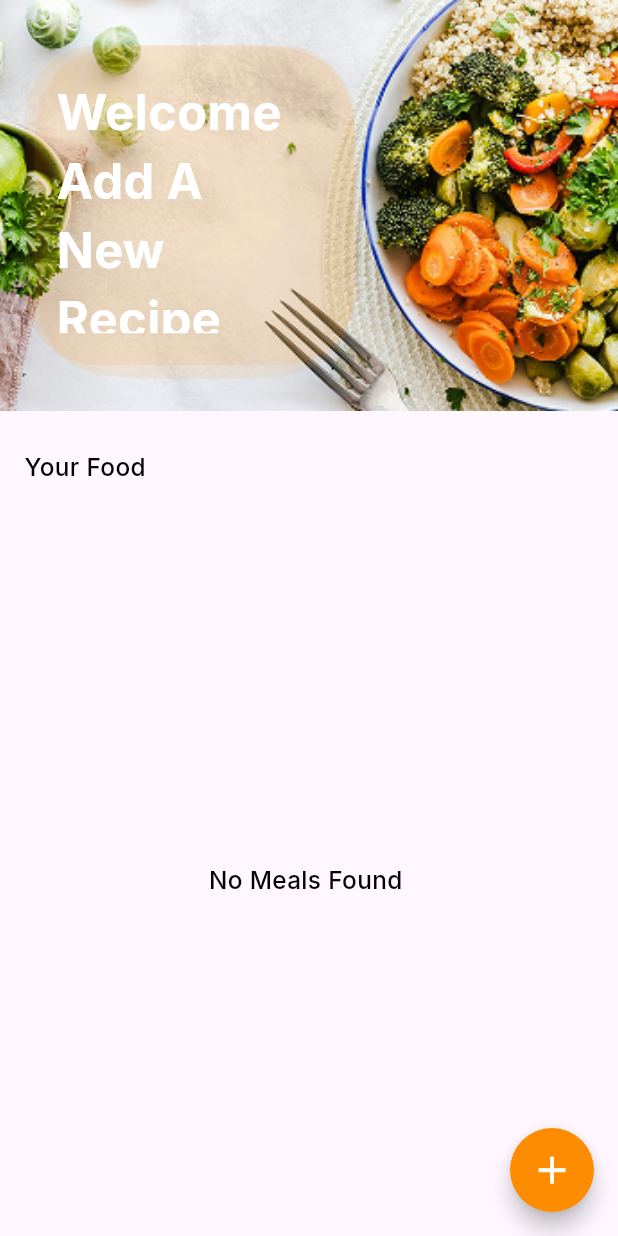
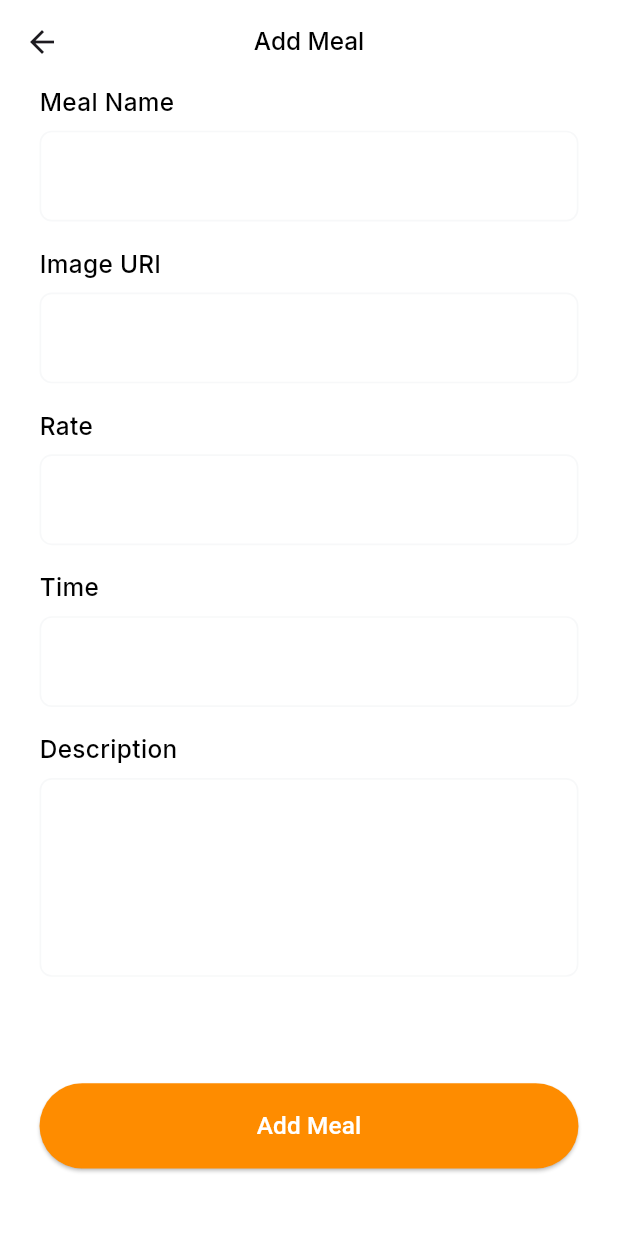
Before and after one commit to OmarKhaled00e/meals_app, a Flutter app: the HomeScreen screen opened by its route, after a tap on the "add" icon, on a phone screen of 412 x 824 dp. Run offline on Flutter 3.47's test engine with Material 3 defaults, Android fonts, the phone set to English and light mode, and no system bars; our stand-ins replace cached_network_image, carousel_slider, dots_indicator, flutter_screenutil, google_fonts, shared_preferences and 1 more; accounts and stored records are empty.

```diff
--- a/lib/core/helper_functions/on_generate_routes.dart
+++ b/lib/core/helper_functions/on_generate_routes.dart
@@ -1,5 +1,8 @@
 import 'package:flutter/material.dart';
+import 'package:meals_app/features/add_meal_screen/add_meal_screen.dart';
+import 'package:meals_app/features/home/data/models/meal_model.dart';
 import 'package:meals_app/features/home/home_screen.dart';
+import 'package:meals_app/features/meal_details_screen/meal_details_screen.dart';
 import 'package:meals_app/features/onboarding/on_boarding_screen.dart';
 
 Route<dynamic> onGenerateRoute(RouteSettings settings){
@@ -8,6 +11,17 @@ Route<dynamic> onGenerateRoute(RouteSettings settings){
     case OnBoardingScreen.routeName:
       return MaterialPageRoute(
         builder: (context) => const OnBoardingScreen(),
+      );
+    case MealDetailsScreen.routeName:
+      return MaterialPageRoute(
+        builder: (context) {
+          final meal = settings.arguments as MealModel;
+          return MealDetailsScreen(meal: meal);
+        }
+      );
+    case AddMealScreen.routeName:
+      return MaterialPageRoute(
+        builder: (context) => const AddMealScreen(),
       );
     case HomeScreen.routeName:
       return MaterialPageRoute(
--- a/lib/core/styles/app_text_styles.dart
+++ b/lib/core/styles/app_text_styles.dart
@@ -34,4 +34,9 @@ class TextStyles {
     fontWeight: FontWeight.w400,
     color: Color(0XFF878787),
   );
+  static TextStyle black24SemiBold = GoogleFonts.inter(
+    fontSize: 24.sp,
+    fontWeight: FontWeight.w600,
+    color: Color(0XFF101010),
+  );
 }
--- a/lib/core/widgets/custom_text_field.dart
+++ b/lib/core/widgets/custom_text_field.dart
@@ -8,7 +8,8 @@ class CustomTextField extends StatelessWidget {
     super.key,
     this.hintText,
     this.suffixIcon,
-    this.width, this.isPassword, this.controller, this.validator,
+    this.maxLines,
+    this.width, this.isPassword, this.controller, this.validator, this.keyboardInputType,
   });
   final String? hintText;
   final double? width;
@@ -16,11 +17,15 @@ class CustomTextField extends StatelessWidget {
   final bool? isPassword;
   final TextEditingController? controller;
   final String? Function(String?)? validator;
+  final TextInputType? keyboardInputType;
+  final int? maxLines;
   @override
   Widget build(BuildContext context) {
     return SizedBox(
       width: width ?? 331.w,
       child: TextFormField(
+        maxLines: maxLines ?? 1,
+        keyboardType: keyboardInputType ?? TextInputType.text,
         controller: controller,
         validator: validator,
         obscureText: isPassword ?? false,
@@ -54,7 +59,7 @@ class CustomTextField extends StatelessWidget {
             borderSide: BorderSide(color: Colors.red, width: 1.w),
           ),
           filled: true,
-          fillColor: Color(0xFFE8ECF4),
+          fillColor:Colors.white,
           suffixIcon: suffixIcon,
         ),
       ),
--- /dev/null
+++ b/lib/features/add_meal_screen/add_meal_screen.dart
@@ -0,0 +1,154 @@
+import 'package:flutter/material.dart';
+import 'package:flutter_screenutil/flutter_screenutil.dart';
+import 'package:meals_app/core/styles/app_colors.dart';
+import 'package:meals_app/core/styles/app_text_styles.dart';
+import 'package:meals_app/core/widgets/custom_button.dart';
+import 'package:meals_app/core/widgets/custom_text_field.dart';
+import 'package:meals_app/features/home/data/db_helper/db_helper.dart';
+import 'package:meals_app/features/home/data/models/meal_model.dart';
+import 'package:meals_app/features/home/home_screen.dart';
+
+class AddMealScreen extends StatefulWidget {
+  const AddMealScreen({super.key});
+  static const routeName = 'AddMealScreen';
+  @override
+  State<AddMealScreen> createState() => _AddMealScreenState();
+}
+
+class _AddMealScreenState extends State<AddMealScreen> {
+  final GlobalKey<FormState> fromKey = GlobalKey<FormState>();
+  TextEditingController mealNameController = TextEditingController();
+  TextEditingController imageUrlController = TextEditingController();
+  TextEditingController rateController = TextEditingController();
+  TextEditingController descriptionController = TextEditingController();
+  TextEditingController timeController = TextEditingController();
+  DbHelper dbHelper = DbHelper.instance;
+  bool isLoading = false;
+  @override
+  Widget build(BuildContext context) {
+    return Scaffold(
+      backgroundColor: Colors.white,
+      appBar: AppBar(
+        centerTitle: true,
+        backgroundColor: Colors.white,
+        title: Text('Add Meal', style: TextStyles.black16Madium),
+      ),
+      body: SingleChildScrollView(
+        child: Padding(
+          padding: EdgeInsets.symmetric(horizontal: 24.w),
+          child: Form(
+            key: fromKey,
+            child: isLoading
+                ? SizedBox(
+                    width: double.infinity,
+                    height: MediaQuery.of(context).size.height,
+                    child: Center(
+                      child: SizedBox(
+                        width: 40.sp,
+                        height: 40.sp,
+                        child: CircularProgressIndicator(
+                          color: AppColors.primaryColor,
+                        ),
+                      ),
+                    ),
+                  )
+                : Column(
+                    crossAxisAlignment: CrossAxisAlignment.start,
+                    children: [
+                      Text('Meal Name', style: TextStyles.black16Madium),
+                      SizedBox(height: 8.h),
+                      CustomTextField(
+                        controller: mealNameController,
+                        validator: (value) {
+                          if (value!.isEmpty) {
+                            return 'please add meal name';
+                          } else if (value.length < 3) {
+                            return 'please add more than 3 characters';
+                          }
+                          return null;
+                        },
+                      ),
+                      SizedBox(height: 16.h),
+                      Text('Image URl', style: TextStyles.black16Madium),
+                      SizedBox(height: 8.h),
+                      CustomTextField(
+                        controller: imageUrlController,
+                        validator: (value) {
+                          if (value!.isEmpty) {
+                            return 'please add image name';
+                          }
+                          return null;
+                        },
+                      ),
+                      SizedBox(height: 16.h),
+                      Text('Rate', style: TextStyles.black16Madium),
+                      SizedBox(height: 8.h),
+                      CustomTextField(
+                        keyboardInputType: TextInputType.number,
+                        controller: rateController,
+                        validator: (value) {
+                          if (value!.isEmpty) {
+                            return 'please add rate ';
+                          }
+                          return null;
+                        },
+                      ),
+                      SizedBox(height: 16.h),
+                      Text('Time', style: TextStyles.black16Madium),
+                      SizedBox(height: 8.h),
+                      CustomTextField(
+                        keyboardInputType: TextInputType.number,
+                        controller: timeController,
+                        validator: (value) {
+                          if (value!.isEmpty) {
+                            return 'please add Time for Meal ';
+                          }
+                          return null;
+                        },
+                      ),
+                      SizedBox(height: 16.h),
+                      Text('Description', style: TextStyles.black16Madium),
+                      SizedBox(height: 8.h),
+                      CustomTextField(
+                        keyboardInputType: TextInputType.number,
+                        controller: descriptionController,
+                        maxLines: 4,
+                        validator: (value) {
+                          if (value!.isEmpty) {
+                            return 'please add rate ';
+                          }
+                          return null;
+                        },
+                      ),
+                      SizedBox(height: 70.h),
+                      CustomButton(
+                        onPressed: () {
+                          if (fromKey.currentState!.validate()) {
+                            isLoading = true;
+                            setState(() {});
+                            final meal = MealModel(
+                              name: mealNameController.text,
+                              imageUrl: imageUrlController.text,
+                              description: descriptionController.text,
+                              time: timeController.text,
+                              rate: double.parse(rateController.text),
+                            );
+                            dbHelper.insertMeal(meal).then((value) {
+                              Navigator.pushReplacementNamed(
+                                context,
+                                HomeScreen.routeName,
+                              );
+                            });
+                          }
+                        },
+                        text: 'Add Meal',
+                      ),
+                      SizedBox(height: 20.h),
+                    ],
+                  ),
+          ),
+        ),
+      ),
+    );
+  }
+}
```
Also changed, not shown: lib/features/home/home_screen.dart (+12 -3 lines), lib/features/meal_details_screen/meal_details_screen.dart (added, +122 -0 lines).
